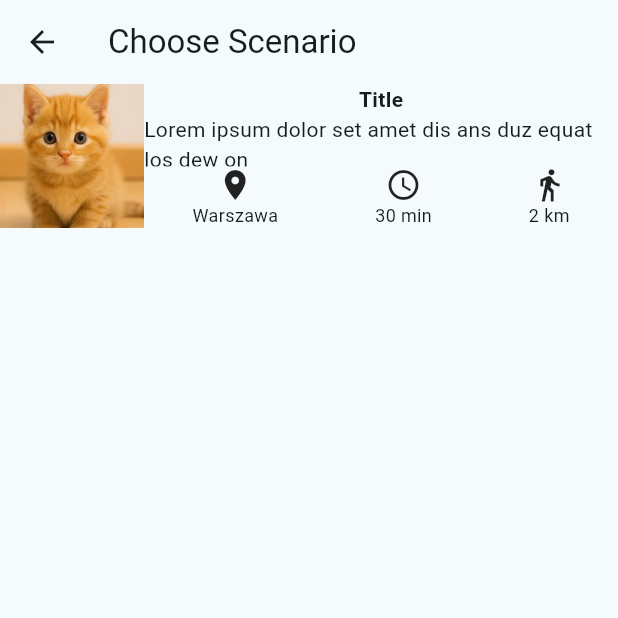
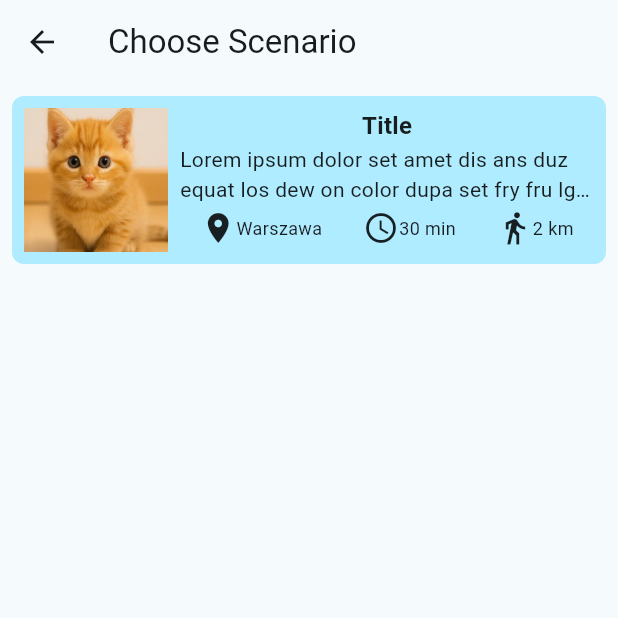
Before and after one commit to vecel/narracity, a Flutter app: the screen it shows after launch, after a tap on "Let's Explore", on a phone screen of 412 x 824 dp, the top half of it. Run offline on Flutter 3.47's test engine with Material 3 defaults, Android fonts, the light colour scheme and no system bars.

Commit message:
Create prototype for scenario description screen

```diff
--- /dev/null
+++ b/lib/domain/models/scenario.dart
@@ -0,0 +1,16 @@
+class Scenario {
+
+  Scenario({
+    required this.title,
+    required this.description,
+    required this.location,
+    required this.distance,
+    required this.duration,
+  });
+
+  final String title;
+  final String description;
+  final String location;
+  final String distance;
+  final String duration;
+}
--- a/lib/main.dart
+++ b/lib/main.dart
@@ -1,6 +1,5 @@
 import 'dart:developer' as developer;
 
-import 'package:narracity/ui/scenario_selection/widgets/scenario_list_item.dart';
 import 'package:narracity/ui/welcome_screen/widgets/welcome_screen.dart';
 import 'package:flutter/material.dart';
 import 'package:logging/logging.dart';
@@ -21,12 +20,11 @@ class MyApp extends StatelessWidget {
   @override
   Widget build(BuildContext context) {
     return MaterialApp(
-      title: 'City Games',
+      title: 'Narracity',
       theme: ThemeData(
         colorScheme: ColorScheme.fromSeed(seedColor: Color.fromRGBO(30, 170, 200, 1))
       ),
       home: WelcomeScreen()
-      // home: ScenarioListItem()
     );
   }
 }
--- a/lib/ui/core/ui/labeled_icon.dart
+++ b/lib/ui/core/ui/labeled_icon.dart
@@ -8,7 +8,7 @@ class LabeledIcon extends StatelessWidget {
 
   @override
   Widget build(BuildContext context) {
-    return Column(
+    return Row(
       children: [
         Icon(icon),
         Text(label, style: TextStyle(fontSize: 12))
--- a/lib/ui/scenario_selection/view_model/scenario_selection_view_model.dart
+++ b/lib/ui/scenario_selection/view_model/scenario_selection_view_model.dart
@@ -1,21 +1,19 @@
+import 'package:narracity/domain/models/scenario.dart';
+
 class ScenarioSelectionViewModel {
 
   ScenarioSelectionViewModel() : scenarios = [
-    'Scenario 1',
-    'Scenario 2',
-    'Fake Scenario',
-    'Scenario 3',
-    'Scenario 4',
-    'Scenario 5',
-    'Scenario 6',
-    'Scenario 7',
-    'Scenario 8',
-    'Scenario 9',
-    'Scenario 10',
-    'Scenario 11',
-    'Scenario 12',
+    Scenario(
+      title: 'Example',
+      description: "Lorem Ipsum is simply dummy text of the printing and typesetting industry. Lorem Ipsum has been the industry's standard dummy text ever since the 1500s, when an unknown printer took a galley of type and scrambled it to make a type specimen book. It has survived not only five centuries, but also the leap into electronic typesetting, remaining essentially unchanged. It was popularised in the 1960s with the release of Letraset sheets containing Lorem Ipsum passages, and more recently with desktop publishing software like Aldus PageMaker including versions of Lorem Ipsum dummy text ever since the 1500s, when an unknown printer took a galley of type and scrambled it to make a type specimen book. It has survived not only five centuries, but also",
+      location: 'Warsaw',
+      distance: '4 km',
+      duration: '1 h'
+    )
   ];
 
-  final List<String> scenarios;
-  String? currentScenario;
+  final List<Scenario> scenarios;
+  int? index;
+
+  Scenario? get currentScenario => index == null ? null : scenarios[index!];
 }
--- a/lib/ui/scenario_selection/widgets/scenario_list_item.dart
+++ b/lib/ui/scenario_selection/widgets/scenario_list_item.dart
@@ -6,34 +6,55 @@ class ScenarioListItem extends StatelessWidget {
 
   @override
   Widget build(BuildContext context) {
-    return ConstrainedBox(
-      constraints: BoxConstraints.tightFor(height: 96),
+    return SizedBox(
+      height: 128,
+      child: Container(
+        decoration: BoxDecoration(
+          borderRadius: BorderRadius.all(Radius.circular(8)),
+          color: Theme.of(context).colorScheme.primaryContainer,
+        ),
+        padding: const EdgeInsets.all(8.0),
+        margin: const EdgeInsets.all(8.0),
         child: Row(
           children: [
-          ConstrainedBox(
-            constraints: BoxConstraints.tight(const Size(96, 96)),
+            SizedBox.square(
+              dimension: 96,
               child: Image(
                 image: AssetImage('assets/cat.webp'),
                 fit: BoxFit.cover,
               ),
             ),
+            SizedBox(width: 8),
             Expanded(
               child: Column(
                 children: [
-                Text('Title', style: TextStyle(fontWeight: FontWeight.bold)),
-                Expanded(child: Text('Lorem ipsum dolor set amet dis ans duz equat los dew on')),
-                Row(
+                  SizedBox(
+                    height: 24,
+                    child: Text('Title', style: TextStyle(fontWeight: FontWeight.bold, fontSize: 16))),
+                  SizedBox(
+                    height: 40,
+                    child: Text(
+                      'Lorem ipsum dolor set amet dis ans duz equat los dew on color dupa set fry fru lgoaf andir adni.',
+                      maxLines: 2,
+                      overflow: TextOverflow.ellipsis,
+                    ),
+                  ),
+                  SizedBox(
+                    height: 32,
+                    child: Row(
                       mainAxisAlignment: MainAxisAlignment.spaceAround,
                       children: [
                         LabeledIcon(icon: Icons.location_on, label: 'Warszawa'),
                         LabeledIcon(icon: Icons.access_time, label: '30 min'),
                         LabeledIcon(icon: Icons.directions_walk, label: '2 km')
                       ],
+                    ),
                   )
                 ],
               )
             )
           ],
+        ),
       )
     );
   }
--- a/lib/ui/scenario_selection/widgets/scenario_selection_screen.dart
+++ b/lib/ui/scenario_selection/widgets/scenario_selection_screen.dart
@@ -1,6 +1,6 @@
 import 'package:narracity/ui/core/ui/base_app_bar.dart';
-import 'package:narracity/ui/scenario/widgets/scenario_screen.dart';
 import 'package:narracity/ui/scenario_selection/view_model/scenario_selection_view_model.dart';
+import 'package:narracity/ui/scenario_selection/widgets/scenario_description_screen.dart';
 import 'package:narracity/ui/scenario_selection/widgets/scenario_list_item.dart';
 import 'package:flutter/material.dart';
 import 'package:logging/logging.dart';
@@ -15,15 +15,13 @@ class ScenarioSelectionScreen extends StatelessWidget {
   @override
   Widget build(BuildContext context) {
     final scenariosList = ListView.builder(
-        // itemCount: viewModel.scenarios.length,
-        itemCount: 1,
+        itemCount: viewModel.scenarios.length,
         itemBuilder: (context, index) => GestureDetector(
           onTap: () {
-            viewModel.currentScenario = viewModel.scenarios[index];
+            viewModel.index = index;
             Navigator.push(
               context,
-              // MaterialPageRoute(builder: (context) => ScenarioDescriptionScreen(viewModel: viewModel))
-              MaterialPageRoute(builder: (context) => ScenarioScreen())
+              MaterialPageRoute(builder: (context) => ScenarioDescriptionScreen(viewModel: viewModel))
             );
           },
           child: ScenarioListItem()
--- a/lib/ui/welcome_screen/widgets/welcome_screen.dart
+++ b/lib/ui/welcome_screen/widgets/welcome_screen.dart
@@ -25,8 +25,9 @@ class WelcomeScreen extends StatelessWidget {
                 fontSize: 24
               ),
             ),
-            SizedBox(height: 160),
-            FilledButton.tonal(
+            Expanded(
+              child: Center(
+                child: FilledButton.tonal(
                   onPressed: () {
                     Navigator.push(
                       context,
@@ -37,6 +38,8 @@ class WelcomeScreen extends StatelessWidget {
                   },
                   child: Text("Let's Explore")
                 ),
+              ),
+            ),
           ],
         ),
       ),
```
Also changed, not shown: lib/ui/scenario_selection/widgets/scenario_description_screen.dart (+65 -3 lines). Lines whose indentation alone changed are shown as unchanged.
